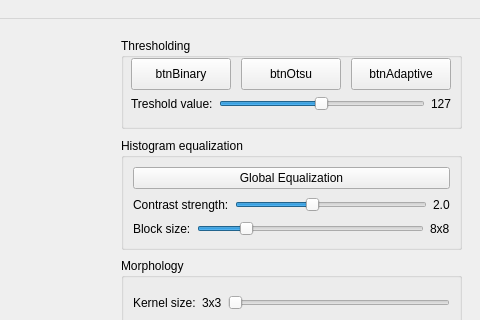
Above: src/mainwindow.ui from arcreane/opencv-project-erasmus-team before the change; both pictures show x 328 to 808 and y 0 to 320 of the 808 by 591 pixel window. Below: the same form after it.
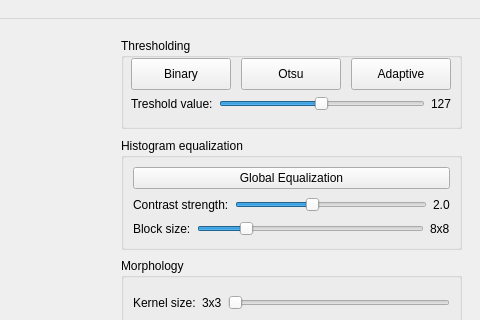
That is the form after the change.

Commit message: style: rename threshold button text labels in mainwindow.ui

```diff
--- a/src/mainwindow.ui
+++ b/src/mainwindow.ui
@@ -79,7 +79,7 @@
          </rect>
         </property>
         <property name="text">
-         <string>btnBinary</string>
+         <string>Binary</string>
         </property>
        </widget>
        <widget class="QPushButton" name="Otsu">
@@ -92,7 +92,7 @@
          </rect>
         </property>
         <property name="text">
-         <string>btnOtsu</string>
+         <string>Otsu</string>
         </property>
        </widget>
        <widget class="QPushButton" name="Adaptive">
@@ -105,7 +105,7 @@
          </rect>
         </property>
         <property name="text">
-         <string>btnAdaptive</string>
+         <string>Adaptive</string>
         </property>
        </widget>
        <widget class="QWidget" name="layoutWidget">
```
